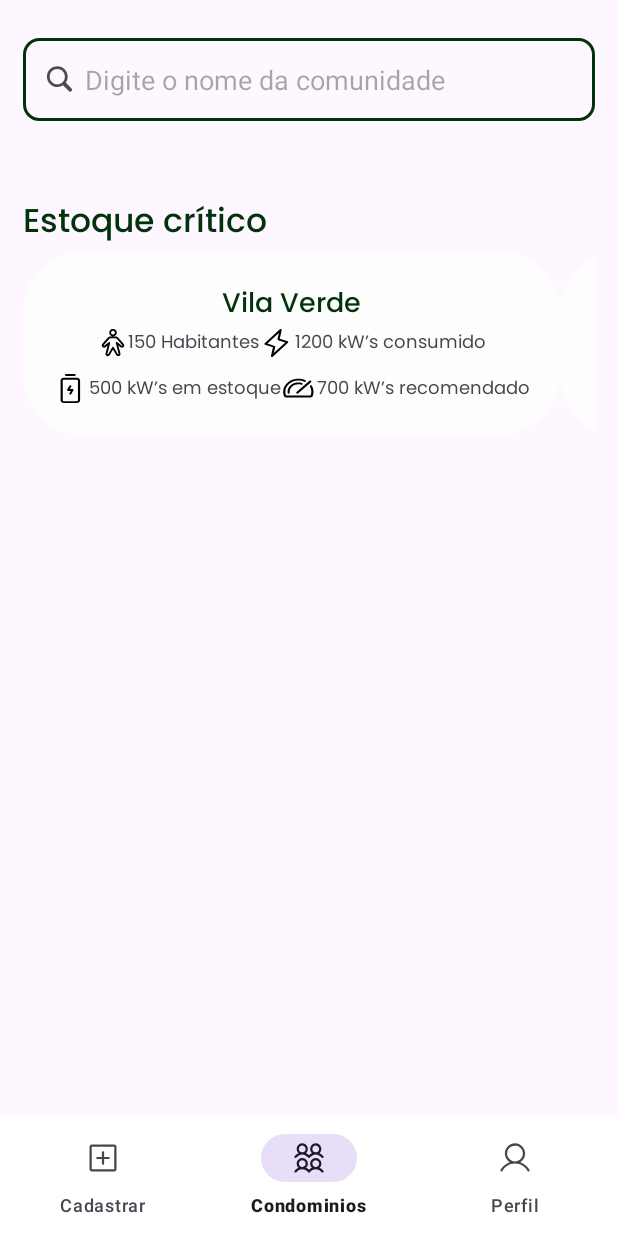
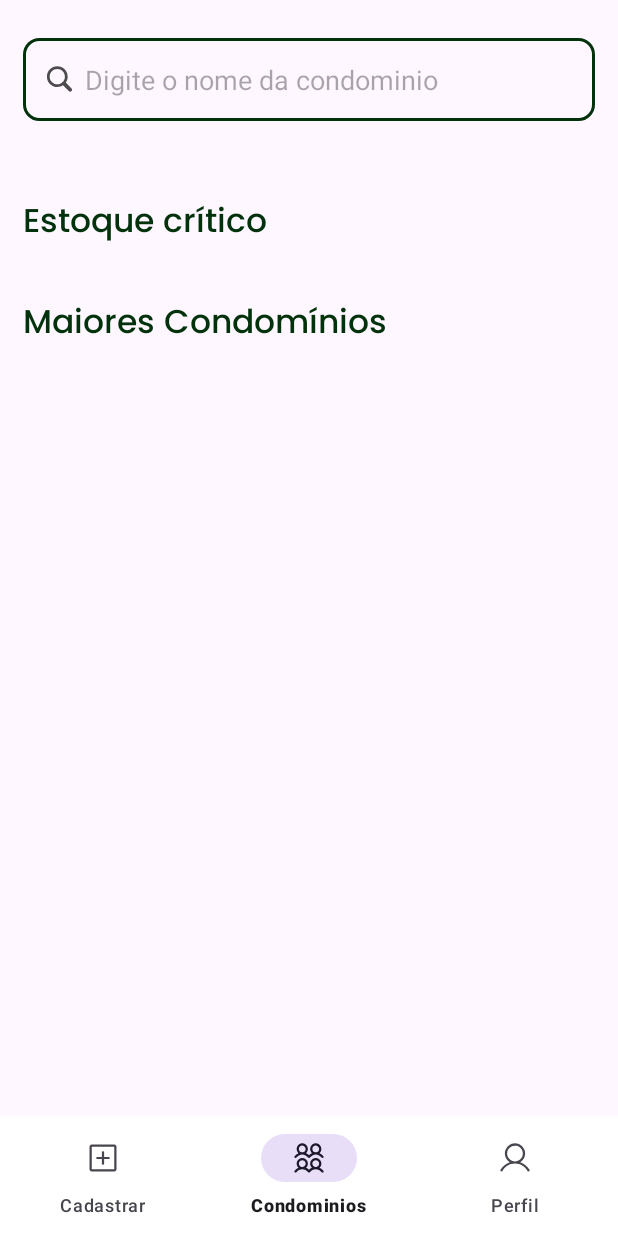
Before and after one commit to yagoluucas/gs-energywise-android, an Android app: the HomeActivity screen opened directly, with no data from a screen before it, on a phone screen of 412 x 824 dp. Run offline under Robolectric (Android 15) with nearby library versions, the phone set to English and light mode, and no system bars; our stand-ins replace Firebase (no records; nobody signed in at launch, a user with empty details on screens opened directly).

```diff
--- a/app/src/main/java/com/example/energywise/MainActivity.kt
+++ b/app/src/main/java/com/example/energywise/MainActivity.kt
@@ -8,12 +8,14 @@ import androidx.appcompat.app.AppCompatActivity
 import androidx.core.view.ViewCompat
 import androidx.core.view.WindowInsetsCompat
 import com.example.energywise.activity.HomeActivity
+import com.google.firebase.FirebaseApp
 
 class MainActivity : AppCompatActivity() {
     override fun onCreate(savedInstanceState: Bundle?) {
         super.onCreate(savedInstanceState)
         enableEdgeToEdge()
         setContentView(R.layout.activity_main)
+        FirebaseApp.initializeApp(this)
         ViewCompat.setOnApplyWindowInsetsListener(findViewById(R.id.main)) { v, insets ->
             val systemBars = insets.getInsets(WindowInsetsCompat.Type.systemBars())
             v.setPadding(systemBars.left, systemBars.top, systemBars.right, systemBars.bottom)
--- a/app/src/main/java/com/example/energywise/activity/HomeActivity.kt
+++ b/app/src/main/java/com/example/energywise/activity/HomeActivity.kt
@@ -1,48 +1,66 @@
 package com.example.energywise.activity
 
 import android.os.Bundle
+import android.util.Log
 import android.view.WindowManager
 import android.widget.EditText
 import androidx.appcompat.app.AppCompatActivity
 import androidx.recyclerview.widget.LinearLayoutManager
 import androidx.recyclerview.widget.RecyclerView
 import com.example.energywise.R
-import com.example.energywise.model.Comunidade
+import com.example.energywise.model.Condominio
 import com.example.energywise.recyclerview.AdapterListaCondominio
+import com.google.firebase.FirebaseApp
+import com.google.firebase.Timestamp
+import com.google.firebase.firestore.FirebaseFirestore
+import com.google.firebase.ktx.Firebase
+import com.google.firebase.firestore.ktx.firestore
+
 
 class HomeActivity: AppCompatActivity() {
+
+    private var db = Firebase.firestore
+
+    private val listaComunidade: MutableList<Condominio> = mutableListOf()
+
     override fun onCreate(savedInstanceState: Bundle?) {
         super.onCreate(savedInstanceState)
         setContentView(R.layout.activity_home)
 
         val pesquisarComunidade: EditText = findViewById(R.id.HOME_CampoPesquisarComunidade_EditText)
         val recyclerViewEstoqueCritico: RecyclerView = findViewById(R.id.HOME_RecyclerViewEstoqueCritico_RecyclerView)
-        recyclerViewEstoqueCritico.adapter = AdapterListaCondominio(this, listOf(
-            Comunidade(
-                nome = "Vila Verde",
-                quantidadeHabitantes = 150,
-                energiaConsumida = 1200,
-                energiaEmEstoque = 500,
-                observacao = "Requer expansão de geração solar.",
-                estoqueRecomendado = 700
-            ),
-            Comunidade(
-                nome = "Praia do Sol",
-                quantidadeHabitantes = 300,
-                energiaConsumida = 2500,
-                energiaEmEstoque = 1800,
-                estoqueRecomendado = 2200
-            ),
-            Comunidade(
-                nome = "Ponte Alta",
-                quantidadeHabitantes = 80,
-                energiaConsumida = 600,
-                energiaEmEstoque = 200,
-                observacao = "Demanda baixa, geração suficiente.",
-                estoqueRecomendado = 300
-            )
-        ))
+        val recyclerViewMaioresCondominios: RecyclerView = findViewById(R.id.HOME_RecyclerViewMaioresCondominios_RecyclerView)
+
+        recyclerViewMaioresCondominios.layoutManager = LinearLayoutManager(this, LinearLayoutManager.HORIZONTAL, false)
         recyclerViewEstoqueCritico.layoutManager = LinearLayoutManager(this, LinearLayoutManager.HORIZONTAL, false)
+
+        FirebaseApp.initializeApp(this)
+        db = FirebaseFirestore.getInstance()
+
+        db.collection("condominios").
+                get()
+            .addOnSuccessListener { resultado ->
+                for (condominio in resultado) {
+                    listaComunidade.add(
+                        Condominio(
+                            condominio.get("nome").toString(),
+                            condominio.get("quantidadeHabitantes").toString().toInt(),
+                            condominio.get("energiaConsumida").toString().toDouble(),
+                            condominio.get("energiaEmEstoque").toString().toDouble(),
+                            condominio.get("estoqueRecomendado").toString().toDouble(),
+                            condominio.get("dataMedicao"),
+                            condominio.get("observacao").toString(),
+                        )
+                    )
+
+                    recyclerViewMaioresCondominios.adapter = AdapterListaCondominio(this, listaComunidade)
+                    recyclerViewEstoqueCritico.adapter = AdapterListaCondominio(this, listaComunidade)
+                }
+            }
+            .addOnFailureListener {e ->
+                Log.v("Erro", e.toString())
+            }
+
         pesquisarComunidade.clearFocus()
 
         window.setSoftInputMode(WindowManager.LayoutParams.SOFT_INPUT_STATE_ALWAYS_HIDDEN)
--- a/app/src/main/java/com/example/energywise/model/Comunidade.kt
+++ /dev/null
@@ -1,31 +0,0 @@
-package com.example.energywise.model
-
-class Comunidade {
-    val nome: String
-    val quantidadeHabitantes: Int
-    val energiaConsumida: Int
-    val energiaEmEstoque: Int
-    val estoqueRecomendado: Int
-    var observacao: String? = null
-
-    constructor(nome: String, quantidadeHabitantes: Int, energiaConsumida: Int, energiaEmEstoque: Int, observacao: String, estoqueRecomendado: Int) {
-        this.nome = nome
-        this.quantidadeHabitantes = quantidadeHabitantes
-        this.energiaConsumida = energiaConsumida
-        this.energiaEmEstoque = energiaEmEstoque
-        this.estoqueRecomendado = estoqueRecomendado
-        this.observacao = observacao
-    }
-
-    constructor(nome: String, quantidadeHabitantes: Int, energiaConsumida: Int, energiaEmEstoque: Int, estoqueRecomendado: Int) {
-        this.nome = nome
-        this.quantidadeHabitantes = quantidadeHabitantes
-        this.energiaConsumida = energiaConsumida
-        this.estoqueRecomendado = estoqueRecomendado
-        this.energiaEmEstoque = energiaEmEstoque
-    }
-
-    override fun toString(): String {
-        return "Comunidade(nome='$nome', quantidadeHabitantes=$quantidadeHabitantes, energiaConsumida=$energiaConsumida, energiaEmEstoque=$energiaEmEstoque, estoqueRecomendado=$estoqueRecomendado, observacao=$observacao)"
-    }
-}
--- a/app/src/main/java/com/example/energywise/recyclerview/AdapterListaCondominio.kt
+++ b/app/src/main/java/com/example/energywise/recyclerview/AdapterListaCondominio.kt
@@ -6,27 +6,26 @@ import android.view.View
 import android.view.ViewGroup
 import android.widget.TextView
 import androidx.recyclerview.widget.RecyclerView
-import androidx.recyclerview.widget.RecyclerView.ViewHolder
 import com.example.energywise.R
-import com.example.energywise.model.Comunidade
+import com.example.energywise.model.Condominio
 
 class AdapterListaCondominio(
     private val context: Context,
-    private val comunidades: List<Comunidade>
+    private val condominios: List<Condominio>
 ): RecyclerView.Adapter<AdapterListaCondominio.CondominioViewHolder>() {
 
     class CondominioViewHolder(itemCondominio: View): RecyclerView.ViewHolder(itemCondominio){
-        fun vincula(comunidade: Comunidade) {
+        fun vincula(condominio: Condominio) {
             val nomeComunidade = itemView.findViewById<TextView>(R.id.ItemListaCondominio_TextNomeCondominio_TextView)
-            nomeComunidade.text = comunidade.nome
+            nomeComunidade.text = condominio.nome
             val energiaEmEstoque = itemView.findViewById<TextView>(R.id.ItemListaCondominio_TextEnergiaEstoque_TextView)
-            energiaEmEstoque.text = comunidade.energiaEmEstoque.toString().plus(" kW’s em estoque")
+            energiaEmEstoque.text = condominio.energiaEmEstoque.toString().plus(" kW’s em estoque")
             val qtdHabitantes = itemView.findViewById<TextView>(R.id.ItemListaCondominio_TextQtdHabitantes_TextView)
-            qtdHabitantes.text = comunidade.quantidadeHabitantes.toString().plus(" Habitantes")
+            qtdHabitantes.text = condominio.quantidadeHabitantes.toString().plus(" Habitantes")
             val energiaConsumida = itemView.findViewById<TextView>(R.id.ItemListaCondominio_TextEnergiaConsumida_TextView)
-            energiaConsumida.text = comunidade.energiaConsumida.toString().plus(" kW’s consumido")
+            energiaConsumida.text = condominio.energiaConsumida.toString().plus(" kW’s consumido")
             val estoqueRecomendado = itemView.findViewById<TextView>(R.id.ItemListaCondominio_TextEstoqueRecomendado_TextView)
-            estoqueRecomendado.text = comunidade.estoqueRecomendado.toString().plus(" kW’s recomendado")
+            estoqueRecomendado.text = condominio.estoqueRecomendado.toString().plus(" kW’s recomendado")
         }
     }
 
@@ -37,10 +36,10 @@ class AdapterListaCondominio(
     }
 
     override fun onBindViewHolder(holder: CondominioViewHolder, position: Int) {
-        holder.vincula(comunidades[position])
+        holder.vincula(condominios[position])
     }
 
     override fun getItemCount(): Int {
-        return comunidades.size
+        return condominios.size
     }
 }
--- a/app/src/main/res/drawable/background_lista_item_condominio.xml
+++ b/app/src/main/res/drawable/background_lista_item_condominio.xml
@@ -1,6 +1,6 @@
 <?xml version="1.0" encoding="utf-8"?>
 <shape xmlns:android="http://schemas.android.com/apk/res/android">
     <corners android:radius="40dp"/>
-    <solid android:color="#FDFDFD"/>
+    <solid android:color="@color/item_lista_condominio_background_color"/>
     <padding android:top="6dp" android:bottom="6dp" android:right="6dp" android:left="6dp"/>
 </shape>
--- a/app/src/main/res/layout/activity_home.xml
+++ b/app/src/main/res/layout/activity_home.xml
@@ -27,7 +27,7 @@
                 app:layout_constraintLeft_toLeftOf="parent"
                 app:layout_constraintRight_toRightOf="parent"
                 app:layout_constraintTop_toTopOf="parent"
-                android:hint="Digite o nome da comunidade"
+                android:hint="Digite o nome da condominio"
                 android:drawableStart="@drawable/lupa"
                 android:drawablePadding="8dp"
                 android:layout_marginTop="25dp"
@@ -43,25 +43,37 @@
                 app:layout_constraintTop_toBottomOf="@+id/HOME_CampoPesquisarComunidade_EditText"
                 style="@style/tituloPagina"
                 android:text="Estoque crítico"
-                android:layout_marginTop="50dp" />
+                android:layout_marginTop="50dp"
+                app:layout_constraintStart_toStartOf="@+id/HOME_RecyclerViewEstoqueCritico_RecyclerView"/>
 
-            <LinearLayout
-                android:id="@+id/HOME_ListaEstoqueCritico_LinearLayout"
+            <androidx.recyclerview.widget.RecyclerView
+                android:id="@+id/HOME_RecyclerViewEstoqueCritico_RecyclerView"
                 android:layout_width="match_parent"
                 android:layout_height="wrap_content"
                 app:layout_constraintLeft_toLeftOf="parent"
                 app:layout_constraintRight_toRightOf="parent"
-                app:layout_constraintTop_toBottomOf="@+id/HOME_TextoEstoqueCritico_EditText"
-                android:orientation="horizontal">
+                app:layout_constraintTop_toBottomOf="@+id/HOME_TextoEstoqueCritico_EditText"/>
 
-                <androidx.recyclerview.widget.RecyclerView
-                    android:id="@+id/HOME_RecyclerViewEstoqueCritico_RecyclerView"
-                    android:layout_width="match_parent"
-                    android:layout_height="wrap_content"
-                    app:layout_constraintLeft_toLeftOf="parent"
-                    app:layout_constraintRight_toRightOf="parent" />
+            <TextView
+                android:id="@+id/HOME_TextoMaioresCondominios_TextView"
+                android:layout_width="match_parent"
+                android:layout_height="wrap_content"
+                app:layout_constraintLeft_toLeftOf="parent"
+                app:layout_constraintRight_toRightOf="parent"
+                app:layout_constraintTop_toBottomOf="@+id/HOME_RecyclerViewEstoqueCritico_RecyclerView"
+                android:text="Maiores Condomínios"
+                style="@style/tituloPagina"
+                android:layout_marginTop="30dp"
+                app:layout_constraintStart_toStartOf="@+id/HOME_RecyclerViewMaioresCondominios_RecyclerView"/>
 
-            </LinearLayout>
+
+            <androidx.recyclerview.widget.RecyclerView
+                android:id="@+id/HOME_RecyclerViewMaioresCondominios_RecyclerView"
+                android:layout_width="match_parent"
+                android:layout_height="wrap_content"
+                app:layout_constraintLeft_toLeftOf="parent"
+                app:layout_constraintRight_toRightOf="parent"
+                app:layout_constraintTop_toBottomOf="@+id/HOME_TextoMaioresCondominios_TextView"/>
 
         </androidx.constraintlayout.widget.ConstraintLayout>
     </ScrollView>
--- a/app/src/main/res/layout/item_lista_comunidade.xml
+++ b/app/src/main/res/layout/item_lista_comunidade.xml
@@ -5,7 +5,8 @@
     android:layout_width="wrap_content"
     android:layout_height="wrap_content"
     android:background="@drawable/background_lista_item_condominio"
-    android:padding="20dp">
+    android:padding="20dp"
+    android:maxWidth="350dp">
 
     <TextView
         android:id="@+id/ItemListaCondominio_TextNomeCondominio_TextView"
@@ -13,59 +14,60 @@
         android:layout_height="wrap_content"
         android:text="Condominio da paz"
         style="@style/tituloPagina"
-        android:textSize="18sp"
+        android:textSize="20sp"
         app:layout_constraintTop_toTopOf="parent"
-        app:layout_constraintLeft_toLeftOf="parent"
-        app:layout_constraintRight_toRightOf="parent" />
-
-    <LinearLayout
-        android:id="@+id/ItemListaCondominio_InfoCondominio_LinearLayout"
-        android:layout_width="match_parent"
-        android:layout_height="wrap_content"
-        android:orientation="horizontal"
-        app:layout_constraintTop_toBottomOf="@id/ItemListaCondominio_TextNomeCondominio_TextView"
-        app:layout_constraintLeft_toLeftOf="parent"
-        app:layout_constraintRight_toRightOf="parent"
-        android:layout_marginBottom="12dp">
+        app:layout_constraintLeft_toLeftOf="parent" />
 
     <TextView
         android:id="@+id/ItemListaCondominio_TextQtdHabitantes_TextView"
         android:layout_width="wrap_content"
         android:layout_height="wrap_content"
         android:drawableStart="@drawable/habitante"
-            style="@style/textoComunidadeContainer"/>
+        style="@style/textoComunidadeContainer"
+        app:layout_constraintTop_toBottomOf="@+id/ItemListaCondominio_TextNomeCondominio_TextView"
+        app:layout_constraintLeft_toLeftOf="parent"/>
 
     <TextView
         android:id="@+id/ItemListaCondominio_TextEnergiaConsumida_TextView"
         android:layout_width="wrap_content"
         android:layout_height="wrap_content"
         android:drawableStart="@drawable/raio"
-            style="@style/textoComunidadeContainer"/>
-    </LinearLayout>
-
-    <LinearLayout
-        android:id="@+id/ItemListaCondominio_InfoCondominio2_LinearLayout"
-        android:layout_width="match_parent"
-        android:layout_height="wrap_content"
-        android:orientation="horizontal"
-        app:layout_constraintTop_toBottomOf="@id/ItemListaCondominio_InfoCondominio_LinearLayout"
-        app:layout_constraintLeft_toLeftOf="parent"
-        app:layout_constraintRight_toRightOf="parent"
-        android:layout_marginTop="10dp">
+        style="@style/textoComunidadeContainer"
+        app:layout_constraintTop_toBottomOf="@+id/ItemListaCondominio_TextNomeCondominio_TextView"
+        app:layout_constraintLeft_toRightOf="@+id/ItemListaCondominio_TextQtdHabitantes_TextView"
+        app:layout_constraintStart_toStartOf="@+id/ItemListaCondominio_TextEstoqueRecomendado_TextView"/>
 
     <TextView
         android:id="@+id/ItemListaCondominio_TextEnergiaEstoque_TextView"
         android:layout_width="wrap_content"
         android:layout_height="wrap_content"
         android:drawableStart="@drawable/bateria"
-            style="@style/textoComunidadeContainer"/>
+        style="@style/textoComunidadeContainer"
+        app:layout_constraintLeft_toLeftOf="parent"
+        app:layout_constraintTop_toBottomOf="@+id/ItemListaCondominio_TextQtdHabitantes_TextView"/>
 
     <TextView
         android:id="@+id/ItemListaCondominio_TextEstoqueRecomendado_TextView"
         android:layout_width="wrap_content"
         android:layout_height="wrap_content"
         android:drawableStart="@drawable/velocimetro"
-            style="@style/textoComunidadeContainer"/>
-    </LinearLayout>
+        style="@style/textoComunidadeContainer"
+        app:layout_constraintLeft_toRightOf="@+id/ItemListaCondominio_TextEnergiaEstoque_TextView"
+        app:layout_constraintTop_toBottomOf="@+id/ItemListaCondominio_TextEnergiaConsumida_TextView"
+        android:layout_marginLeft="20dp"/>
+
+    <androidx.appcompat.widget.AppCompatButton
+        android:id="@+id/ItemListaCondominio_BtnVerDetalhes_Button"
+        android:layout_width="match_parent"
+        android:layout_height="wrap_content"
+        app:layout_constraintLeft_toLeftOf="parent"
+        app:layout_constraintRight_toRightOf="parent"
+        app:layout_constraintTop_toBottomOf="@+id/ItemListaCondominio_TextEstoqueRecomendado_TextView"
+        style="@style/primaryButton"
+        android:layout_marginTop="15dp"
+        android:text="Ver Detalhes"
+        android:paddingHorizontal="15dp"
+        android:paddingVertical="10dp"
+        android:textSize="14sp"/>
 
 </androidx.constraintlayout.widget.ConstraintLayout>
--- a/app/src/main/res/values-night/colors.xml
+++ b/app/src/main/res/values-night/colors.xml
@@ -2,4 +2,5 @@
 <resources>
     <color name="title_color">#EFFEF1</color>
     <color name="primary_button_background_color">#49B02D</color>
+    <color name="item_lista_condominio_background_color">#0E591C</color>
 </resources>
--- a/app/src/main/res/values/colors.xml
+++ b/app/src/main/res/values/colors.xml
@@ -4,4 +4,5 @@
     <color name="white">#FFFFFFFF</color>
     <color name="title_color">#01320B</color>
     <color name="primary_button_background_color">#49B02D</color>
+    <color name="item_lista_condominio_background_color">#F7F7F7</color>
 </resources>
--- a/app/src/main/res/values/styles.xml
+++ b/app/src/main/res/values/styles.xml
@@ -31,7 +31,8 @@
 
     <style name="textoComunidadeContainer">
         <item name="android:fontFamily">@font/poppins_regular</item>
-        <item name="android:color">@color/black</item>
+        <item name="android:color">@color/title_color</item>
         <item name="android:textSize">12sp</item>
+        <item name="android:layout_marginTop">10dp</item>
     </style>
 </resources>
```
Also changed, not shown: app/src/main/java/com/example/energywise/model/Condominio.kt (added, +27 -0 lines). Lines whose indentation alone changed are shown as unchanged.
